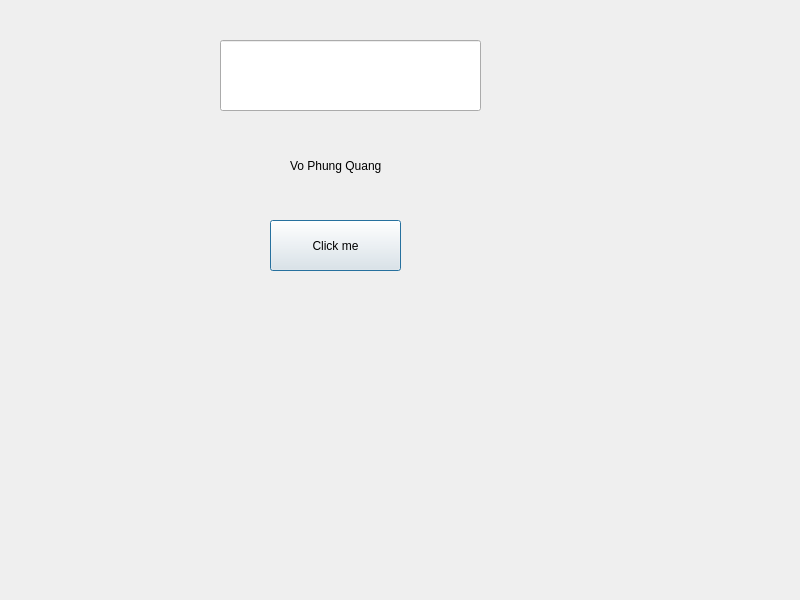
Old version of the form Qt/dialog.ui in the repository vophungquang/Qt.
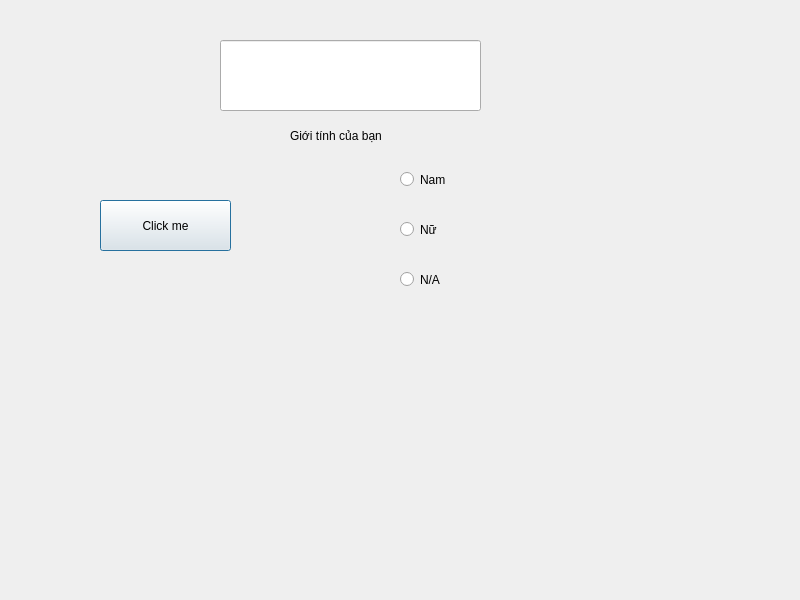
New version of the form.

Commit message: use radioButton

Patch:
```diff
--- a/Qt/dialog.ui
+++ b/Qt/dialog.ui
@@ -17,20 +17,20 @@
    <property name="geometry">
     <rect>
      <x>290</x>
-     <y>140</y>
+     <y>110</y>
      <width>241</width>
      <height>51</height>
     </rect>
    </property>
    <property name="text">
-    <string>Vo Phung Quang</string>
+    <string>Giới tính của bạn</string>
    </property>
   </widget>
   <widget class="QPushButton" name="pushButton">
    <property name="geometry">
     <rect>
-     <x>270</x>
-     <y>220</y>
+     <x>100</x>
+     <y>200</y>
      <width>131</width>
      <height>51</height>
     </rect>
@@ -49,6 +49,45 @@
     </rect>
    </property>
   </widget>
+  <widget class="QRadioButton" name="nam">
+   <property name="geometry">
+    <rect>
+     <x>400</x>
+     <y>170</y>
+     <width>84</width>
+     <height>19</height>
+    </rect>
+   </property>
+   <property name="text">
+    <string>Nam</string>
+   </property>
+  </widget>
+  <widget class="QRadioButton" name="nu">
+   <property name="geometry">
+    <rect>
+     <x>400</x>
+     <y>220</y>
+     <width>84</width>
+     <height>19</height>
+    </rect>
+   </property>
+   <property name="text">
+    <string>Nữ</string>
+   </property>
+  </widget>
+  <widget class="QRadioButton" name="na">
+   <property name="geometry">
+    <rect>
+     <x>400</x>
+     <y>270</y>
+     <width>84</width>
+     <height>19</height>
+    </rect>
+   </property>
+   <property name="text">
+    <string>N/A</string>
+   </property>
+  </widget>
  </widget>
  <resources/>
  <connections/>
```
The commit also changes 2 other files.
